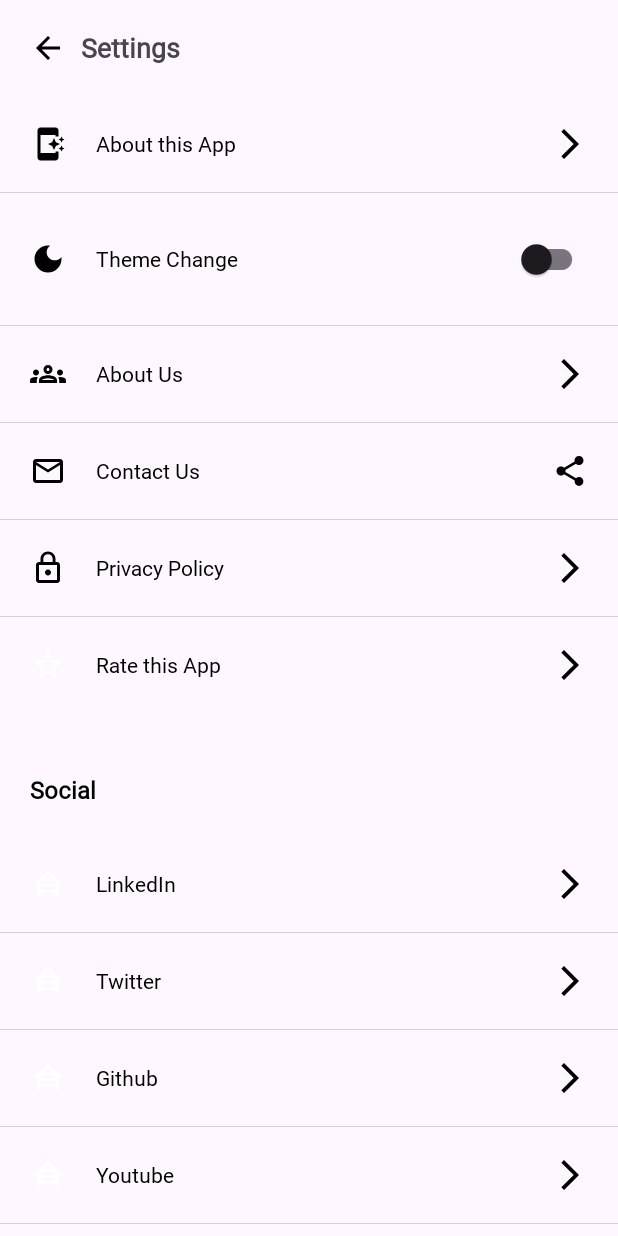
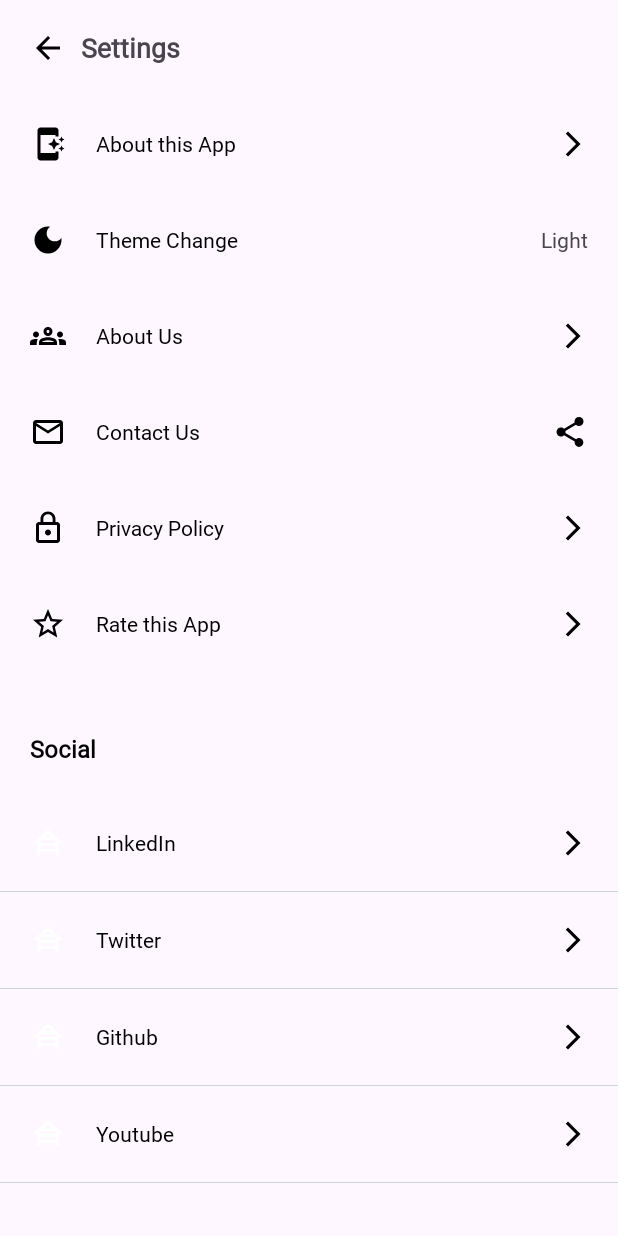
Before and after one commit to mrprince123/Expense_Tracker, an Android app: the SettingActivity screen opened directly, with no data from a screen before it, on a phone screen of 412 x 824 dp. Run offline under Robolectric (Android 15) with nearby library versions, the phone set to English and light mode, and no system bars.

Commit message:
Added some change and bug fixes

```diff
--- a/app/src/main/AndroidManifest.xml
+++ b/app/src/main/AndroidManifest.xml
@@ -8,9 +8,9 @@
         android:allowBackup="true"
         android:dataExtractionRules="@xml/data_extraction_rules"
         android:fullBackupContent="@xml/backup_rules"
-        android:icon="@drawable/expense_tracker"
+        android:icon="@drawable/expense_tracker_two"
         android:label="@string/app_name"
-        android:roundIcon="@drawable/expense_tracker"
+        android:roundIcon="@drawable/expense_tracker_two"
         android:supportsRtl="true"
         android:theme="@style/Theme.ExpenseTracker"
         tools:targetApi="31">
--- a/app/src/main/java/com/expense/expensetracker/Activity/SettingActivity.java
+++ b/app/src/main/java/com/expense/expensetracker/Activity/SettingActivity.java
@@ -2,9 +2,11 @@ package com.expense.expensetracker.Activity;
 
 import android.content.Intent;
 import android.content.SharedPreferences;
+import android.net.Uri;
 import android.os.Bundle;
+import android.widget.CheckBox;
 import android.widget.ImageView;
-import android.widget.Switch;
+import android.widget.LinearLayout;
 import android.widget.TextView;
 
 import androidx.activity.EdgeToEdge;
@@ -15,14 +17,16 @@ import androidx.core.view.ViewCompat;
 import androidx.core.view.WindowInsetsCompat;
 
 import com.expense.expensetracker.R;
-import com.google.android.material.materialswitch.MaterialSwitch;
-import com.google.android.material.switchmaterial.SwitchMaterial;
+import com.google.android.material.bottomsheet.BottomSheetDialog;
 
 public class SettingActivity extends AppCompatActivity {
 
-    SwitchMaterial themeButton;
     ImageView backButton;
-    TextView aboutthisApp;
+    LinearLayout aboutthisApp;
+    TextView themeChangeText;
+    ImageView emailContact;
+    SharedPreferences sharedPreferences;
+    SharedPreferences.Editor editor;
 
     @Override
     protected void onCreate(Bundle savedInstanceState) {
@@ -37,50 +41,92 @@ public class SettingActivity extends AppCompatActivity {
 
         getSupportActionBar().hide();
 
-        themeButton = findViewById(R.id.change_theme_button);
+        themeChangeText = findViewById(R.id.theme_change_text);
 
-        SharedPreferences sharedPreferences = getSharedPreferences("theme", MODE_PRIVATE);
-        final SharedPreferences.Editor editor = sharedPreferences.edit();
-        final boolean isDarkModeOn = sharedPreferences.getBoolean("isDarkModeOn", false);
+        sharedPreferences = getSharedPreferences("theme", MODE_PRIVATE);
+        editor = sharedPreferences.edit();
+        boolean isDarkModeOn = sharedPreferences.getBoolean("isDarkModeOn", false);
 
-        if(isDarkModeOn){
+
+        if (isDarkModeOn) {
             AppCompatDelegate.setDefaultNightMode(AppCompatDelegate.MODE_NIGHT_YES);
+            themeChangeText.setText("Dark");
         } else {
             AppCompatDelegate.setDefaultNightMode(AppCompatDelegate.MODE_NIGHT_NO);
+            themeChangeText.setText("Light");
         }
 
-        themeButton.setOnClickListener(view -> {
-            if(isDarkModeOn){
+        // Back Button
+        backButton = findViewById(R.id.back_button_setting);
+        backButton.setOnClickListener(view -> {
+            finish();
+        });
+
+        // About App
+        aboutthisApp = findViewById(R.id.about_this_app);
+        aboutthisApp.setOnClickListener(view -> {
+            startActivity(new Intent(this, AboutAppActivity.class));
+        });
+
+        // Rate this App
+        LinearLayout linearLayout = findViewById(R.id.rate_this_app);
+        linearLayout.setOnClickListener(view -> {
+            String link = "https://play.google.com/store/apps/details?id=com.expense.expensetracker";
+            Intent intent = new Intent(Intent.ACTION_VIEW, Uri.parse(link));
+            startActivity(intent);
+        });
+
+
+        // for Contact Email
+        emailContact = findViewById(R.id.email_contact_button);
+        emailContact.setOnClickListener(view -> {
+            Intent intent = new Intent(Intent.ACTION_SENDTO);
+            intent.setData(Uri.parse("mailto:princekrdss2018@gmail.com"));
+            intent.putExtra(Intent.EXTRA_SUBJECT, "Subject Here");
+            intent.putExtra(Intent.EXTRA_TEXT, "Body of the Email");
+            startActivity(intent);
+
+        });
+
+        // Show the Theme Change
+        themeChangeText.setOnClickListener(view -> {
+            themeChange();
+        });
+
+    }
+
+    private void themeChange() {
+        BottomSheetDialog bottomSheetDialog = new BottomSheetDialog(this);
+        bottomSheetDialog.setContentView(R.layout.item_theme);
+
+        CheckBox lightCheckBox = bottomSheetDialog.findViewById(R.id.light_check);
+        CheckBox darkCheckBox = bottomSheetDialog.findViewById(R.id.dark_check);
+
+        // Set initial state based on saved preference
+        boolean isDarkModeOn = sharedPreferences.getBoolean("isDarkModeOn", false);
+        lightCheckBox.setChecked(!isDarkModeOn);
+        darkCheckBox.setChecked(isDarkModeOn);
+
+        // Light theme selection
+        lightCheckBox.setOnCheckedChangeListener((buttonView, isChecked) -> {
+            if (isChecked) {
+                darkCheckBox.setChecked(false); // Uncheck dark theme
                 AppCompatDelegate.setDefaultNightMode(AppCompatDelegate.MODE_NIGHT_NO);
                 editor.putBoolean("isDarkModeOn", false);
                 editor.apply();
-            } else {
+            }
+        });
+
+        // Dark theme selection
+        darkCheckBox.setOnCheckedChangeListener((buttonView, isChecked) -> {
+            if (isChecked) {
+                lightCheckBox.setChecked(false); // Uncheck light theme
                 AppCompatDelegate.setDefaultNightMode(AppCompatDelegate.MODE_NIGHT_YES);
                 editor.putBoolean("isDarkModeOn", true);
                 editor.apply();
             }
         });
 
-        backButton = findViewById(R.id.back_button_setting);
-        backButton.setOnClickListener(view -> {
-            finish();
-        });
-
-        aboutthisApp = findViewById(R.id.about_this_app);
-        aboutthisApp.setOnClickListener(view -> {
-            startActivity(new Intent(this, AboutAppActivity.class));
-        });
-
-        // Add these thing here
-        // Add the Vertical Line with logo
-        // 1. About App
-        // 2. Theme Change
-        // 3. Share Button
-        // 4. App Version
-        // 5. About Us
-        // 6. Contact Us (with Body)
-
-        // If Possible Add the Social with Logo
-
+        bottomSheetDialog.show();
     }
 }
--- a/app/src/main/res/drawable/back_24.xml
+++ b/app/src/main/res/drawable/back_24.xml
@@ -1,4 +1,4 @@
-<vector xmlns:android="http://schemas.android.com/apk/res/android" android:autoMirrored="true" android:height="24dp" android:tint="#000000" android:viewportHeight="24" android:viewportWidth="24" android:width="24dp">
+<vector xmlns:android="http://schemas.android.com/apk/res/android" android:autoMirrored="true" android:height="24dp" android:tint="@color/textColor" android:viewportHeight="24" android:viewportWidth="24" android:width="24dp">
 
     <path android:fillColor="@android:color/white" android:pathData="M20,11H7.83l5.59,-5.59L12,4l-8,8 8,8 1.41,-1.41L7.83,13H20v-2z"/>
 
--- a/app/src/main/res/drawable/forward_24.xml
+++ b/app/src/main/res/drawable/forward_24.xml
@@ -1,4 +1,4 @@
-<vector xmlns:android="http://schemas.android.com/apk/res/android" android:autoMirrored="true" android:height="24dp" android:tint="@color/textColor" android:viewportHeight="24" android:viewportWidth="24" android:width="24dp">
+<vector xmlns:android="http://schemas.android.com/apk/res/android" android:autoMirrored="true" android:height="20dp" android:tint="@color/textColor" android:viewportHeight="24" android:viewportWidth="24" android:width="20dp">
 
     <path android:fillColor="@android:color/white" android:pathData="M6.23,20.23l1.77,1.77l10,-10l-10,-10l-1.77,1.77l8.23,8.23z"/>
 
--- a/app/src/main/res/drawable/star_24.xml
+++ b/app/src/main/res/drawable/star_24.xml
@@ -1,4 +1,4 @@
-<vector xmlns:android="http://schemas.android.com/apk/res/android" android:height="24dp" android:tint="#ffffff" android:viewportHeight="24" android:viewportWidth="24" android:width="24dp">
+<vector xmlns:android="http://schemas.android.com/apk/res/android" android:height="24dp" android:tint="@color/textColor" android:viewportHeight="24" android:viewportWidth="24" android:width="24dp">
 
     <path android:fillColor="@android:color/white" android:pathData="M22,9.24l-7.19,-0.62L12,2 9.19,8.63 2,9.24l5.46,4.73L5.82,21 12,17.27 18.18,21l-1.63,-7.03L22,9.24zM12,15.4l-3.76,2.27 1,-4.28 -3.32,-2.88 4.38,-0.38L12,6.1l1.71,4.04 4.38,0.38 -3.32,2.88 1,4.28L12,15.4z"/>
 
--- a/app/src/main/res/layout/activity_setting.xml
+++ b/app/src/main/res/layout/activity_setting.xml
@@ -34,10 +34,10 @@
                 android:textSize="18dp"
                 android:textStyle="bold" />
 
-
         </LinearLayout>
 
         <LinearLayout
+            android:id="@+id/about_this_app"
             android:layout_width="match_parent"
             android:layout_height="wrap_content"
             android:orientation="horizontal">
@@ -50,7 +50,7 @@
                 android:src="@drawable/app_24" />
 
             <TextView
-                android:id="@+id/about_this_app"
+
                 android:layout_width="0dp"
                 android:layout_height="wrap_content"
                 android:layout_gravity="center"
@@ -67,10 +67,10 @@
 
         </LinearLayout>
 
-        <View
-            android:layout_width="match_parent"
-            android:layout_height="0.8dp"
-            android:background="#ced4da" />
+<!--        <View-->
+<!--            android:layout_width="match_parent"-->
+<!--            android:layout_height="0.8dp"-->
+<!--            android:background="#ced4da" />-->
 
         <LinearLayout
             android:layout_width="match_parent"
@@ -93,20 +93,20 @@
                 android:text="Theme Change"
                 android:textColor="@color/textColor" />
 
-
-            <com.google.android.material.switchmaterial.SwitchMaterial
-                android:id="@+id/change_theme_button"
+            <TextView
+                android:id="@+id/theme_change_text"
                 android:layout_width="wrap_content"
                 android:layout_height="wrap_content"
+                android:text="Light"
                 android:layout_gravity="center"
-                android:layout_margin="20dp" />
+                android:layout_margin="20dp"/>
 
         </LinearLayout>
 
-        <View
-            android:layout_width="match_parent"
-            android:layout_height="0.8dp"
-            android:background="#ced4da" />
+<!--        <View-->
+<!--            android:layout_width="match_parent"-->
+<!--            android:layout_height="0.8dp"-->
+<!--            android:background="#ced4da" />-->
 
         <LinearLayout
             android:layout_width="match_parent"
@@ -138,10 +138,10 @@
 
         </LinearLayout>
 
-        <View
-            android:layout_width="match_parent"
-            android:layout_height="0.8dp"
-            android:background="#ced4da" />
+<!--        <View-->
+<!--            android:layout_width="match_parent"-->
+<!--            android:layout_height="0.8dp"-->
+<!--            android:background="#ced4da" />-->
 
         <LinearLayout
             android:layout_width="match_parent"
@@ -161,10 +161,10 @@
                 android:layout_gravity="center"
                 android:layout_weight="1"
                 android:text="Contact Us"
-
                 android:textColor="@color/textColor" />
 
             <ImageView
+                android:id="@+id/email_contact_button"
                 android:layout_width="wrap_content"
                 android:layout_height="wrap_content"
                 android:layout_gravity="center"
@@ -173,10 +173,10 @@
 
         </LinearLayout>
 
-        <View
-            android:layout_width="match_parent"
-            android:layout_height="0.8dp"
-            android:background="#ced4da" />
+<!--        <View-->
+<!--            android:layout_width="match_parent"-->
+<!--            android:layout_height="0.8dp"-->
+<!--            android:background="#ced4da" />-->
 
         <LinearLayout
             android:layout_width="match_parent"
@@ -208,12 +208,13 @@
 
         </LinearLayout>
 
-        <View
-            android:layout_width="match_parent"
-            android:layout_height="0.8dp"
-            android:background="#ced4da" />
+<!--        <View-->
+<!--            android:layout_width="match_parent"-->
+<!--            android:layout_height="0.8dp"-->
+<!--            android:background="#ced4da" />-->
 
         <LinearLayout
+            android:id="@+id/rate_this_app"
             android:layout_width="match_parent"
             android:layout_height="wrap_content"
             android:orientation="horizontal">
@@ -232,7 +233,6 @@
                 android:layout_gravity="center"
                 android:layout_weight="1"
                 android:text="Rate this App"
-
                 android:textColor="@color/textColor" />
 
             <ImageView
@@ -402,7 +402,6 @@
                 android:layout_height="0.8dp"
                 android:background="#ced4da" />
 
-
         </LinearLayout>
 
     </LinearLayout>
--- a/app/src/main/res/layout/fragment_expense.xml
+++ b/app/src/main/res/layout/fragment_expense.xml
@@ -44,6 +44,7 @@
 
 
         <ImageView
+            android:id="@+id/info_button"
             android:layout_width="wrap_content"
             android:layout_height="wrap_content"
             android:layout_margin="5dp"
--- a/app/src/main/res/values-night/colors.xml
+++ b/app/src/main/res/values-night/colors.xml
@@ -1,7 +1,7 @@
 <?xml version="1.0" encoding="utf-8"?>
 <resources>
     <color name="purple_200">#00b4d8</color>
-    <color name="purple_500">#0077b6</color>
+    <color name="purple_500">#7b2cbf</color>
     <color name="purple_700">#03045e</color>
     <color name="teal_200">#FF03DAC5</color>
     <color name="teal_700">#FF018786</color>
--- a/app/src/main/res/values/colors.xml
+++ b/app/src/main/res/values/colors.xml
@@ -1,7 +1,7 @@
 <?xml version="1.0" encoding="utf-8"?>
 <resources>
     <color name="purple_200">#00b4d8</color>
-    <color name="purple_500">#7678ed</color>
+    <color name="purple_500">#7b2cbf</color>
     <color name="purple_700">#03045e</color>
     <color name="teal_200">#FF03DAC5</color>
     <color name="teal_700">#FF018786</color>
```
Also changed, not shown: app/src/main/java/com/expense/expensetracker/Activity/AboutAppActivity.java (+10 -0 lines), app/src/main/java/com/expense/expensetracker/Fragment/ExpenseFragment.java (+52 -14 lines), app/src/main/res/layout/activity_about_app.xml (+36 -2 lines), app/src/main/res/layout/item_info.xml (added, +29 -0 lines), app/src/main/res/layout/item_theme.xml (added, +51 -0 lines), app/src/main/res/drawable/expense_tracker_one.png (added), app/src/main/res/drawable/expense_tracker_two.png (added).
